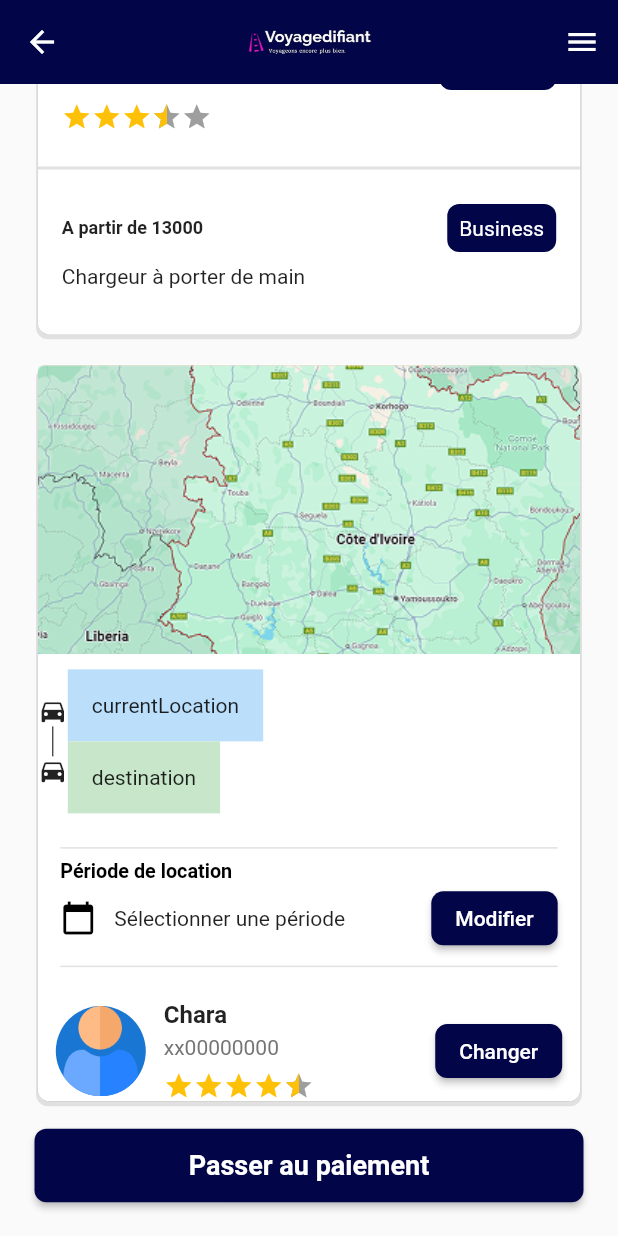
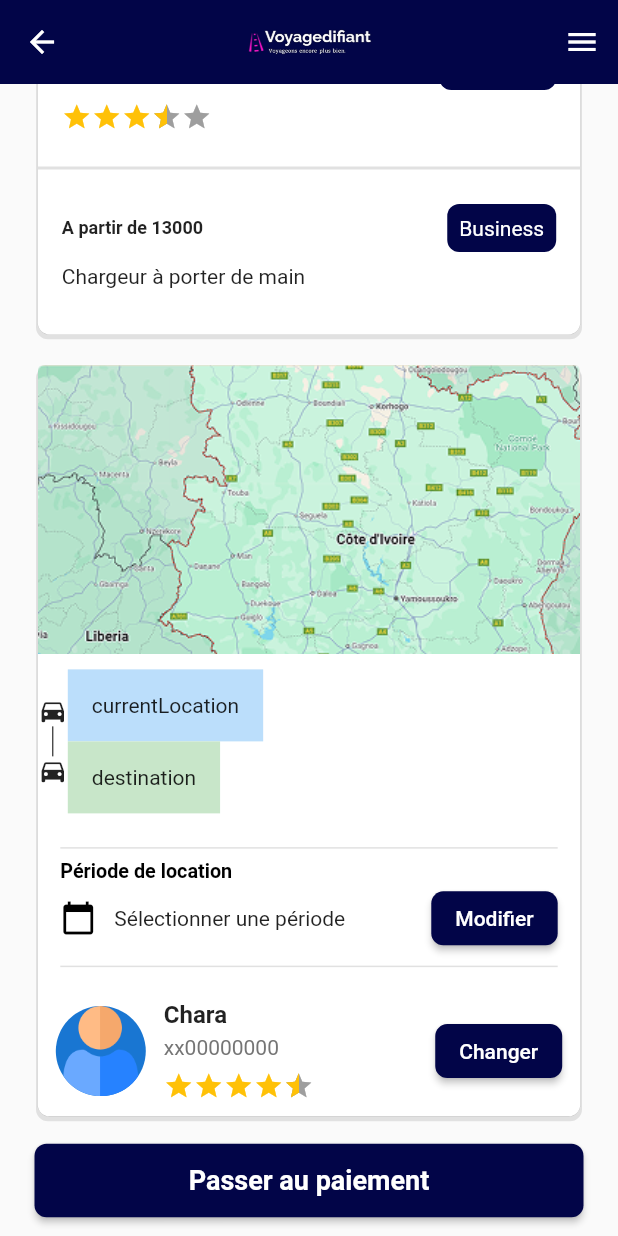
Before and after one commit to k-adama/voyagedifiant, a Flutter app: the VehiculeDetails screen opened by its route, scrolled down 233 dp, on a phone screen of 412 x 824 dp. Run offline on Flutter 3.47's test engine with Material 3 defaults, Android fonts, the phone set to English and light mode, and no system bars; drawn by our look-alikes of flutter_rating_bar, pull_to_refresh; our stand-ins replace flutter_screenutil, flutter_staggered_animations, flutter_svg, form_field_validator, get, intl_phone_field; missing offline and left inert: auto_height_grid_view; Roboto replaces fonts that are missing (Cereal).

Commit message:
Update maps_datetime_card.dart

```diff
--- a/lib/views/pages/home/components/vehicule/components/maps_datetime_card.dart
+++ b/lib/views/pages/home/components/vehicule/components/maps_datetime_card.dart
@@ -139,7 +139,10 @@ class _MapsDatetimeCardState extends State<MapsDatetimeCard> {
                   radius: 12,
                 );
               },
-            )
+            ),
+            const SizedBox(
+              height: 10,
+            ),
           ],
         ),
       );
```
